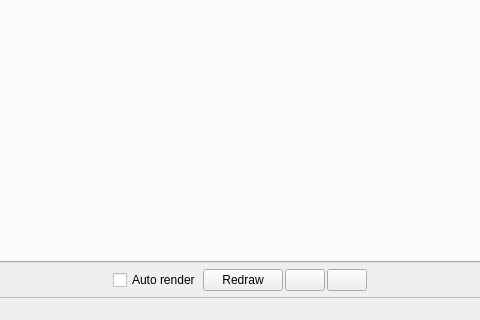
robbert-harms/MDT, file mdt/data/qt_designs/maps_visualizer/MainWindow.ui: the form before one commit; both pictures show x 258 to 738 and y 434 to 754 of the 1000 by 754 pixel window.
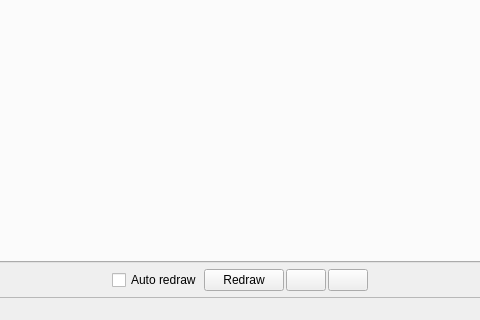
The form after the commit. Icons and pictures are not drawn.

```diff
--- a/mdt/data/qt_designs/maps_visualizer/MainWindow.ui
+++ b/mdt/data/qt_designs/maps_visualizer/MainWindow.ui
@@ -156,7 +156,7 @@
              <item>
               <widget class="QCheckBox" name="auto_rendering">
                <property name="text">
-                <string>Auto render</string>
+                <string>Auto redraw</string>
                </property>
               </widget>
              </item>
```
